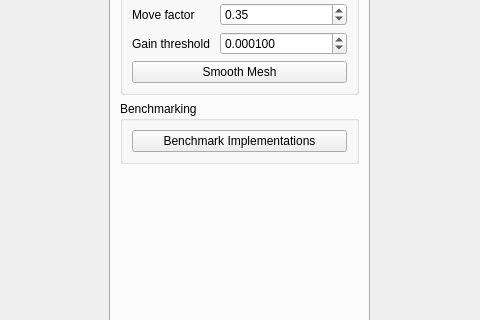
Before: the Qt Designer form UserInterface/MainWindow.ui in wibus/GpuMesh, drawn with Qt 5; both pictures show x 160 to 640 and y 155 to 475 of the 800 by 600 pixel window.
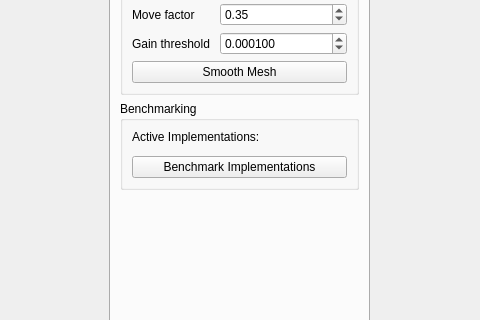
After: the same form once the commit is applied. The open tabs and pages were chosen to show the change.

Commit message: Empty implementations of 'Local Optimisation' smoothing algorithms. Benchmarking smoothers now let choose which implementations to test and which to ignore.

The edit to the form file:
```diff
--- a/UserInterface/MainWindow.ui
+++ b/UserInterface/MainWindow.ui
@@ -315,6 +315,16 @@
            <string>Benchmarking</string>
           </property>
           <layout class="QVBoxLayout" name="verticalLayout_4">
+           <item>
+            <widget class="QLabel" name="smoothActiveImplLabel">
+             <property name="text">
+              <string>Active Implementations:</string>
+             </property>
+            </widget>
+           </item>
+           <item>
+            <widget class="QWidget" name="smoothActiveImplLayout" native="true"/>
+           </item>
            <item>
             <widget class="QPushButton" name="smoothBenchmarkImplButton">
              <property name="text">
```
The commit also changes 15 other files.
